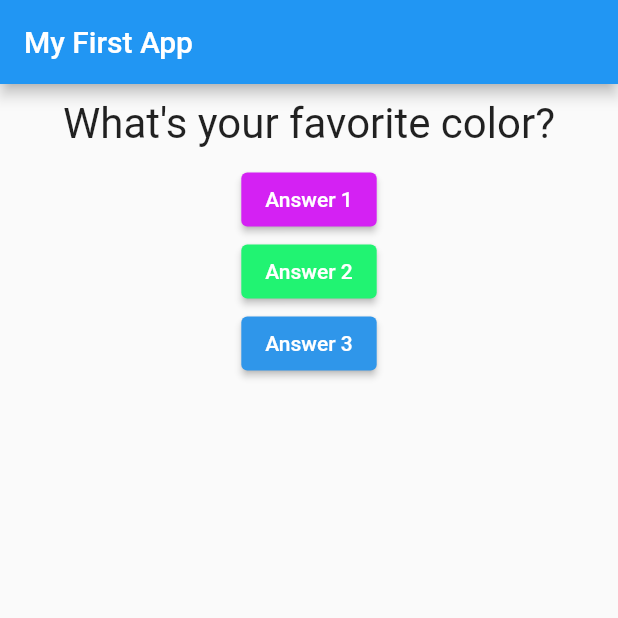
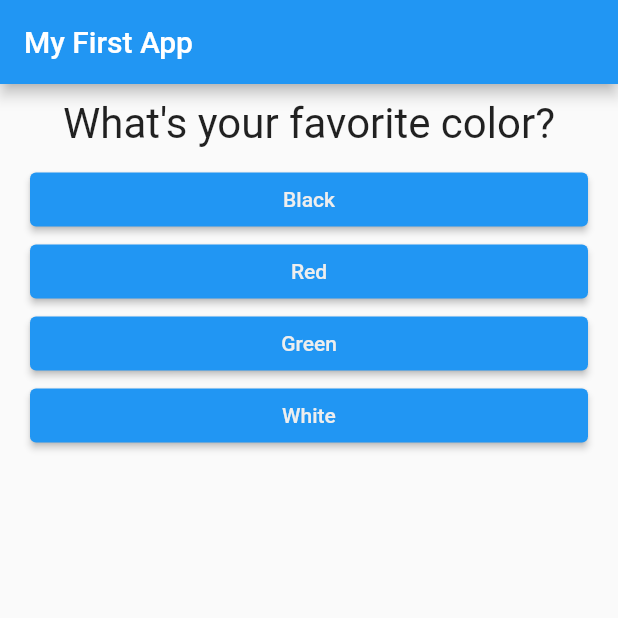
Before and after one commit to relandboyle/Academind-Flutter-Course, a Flutter app: the screen it shows after launch, on a phone screen of 412 x 824 dp, the top half of it. Run offline on Flutter 3.47's test engine with Material 2 defaults, Android fonts, the phone set to English and light mode, and no system bars.

Commit message:
Three questions with answers

```diff
--- /dev/null
+++ b/lib/answer.dart
@@ -0,0 +1,24 @@
+import 'package:flutter/material.dart';
+
+class Answer extends StatelessWidget {
+  final VoidCallback selectHandler;
+  final String answerText;
+
+  Answer(this.selectHandler, String this.answerText);
+
+  @override
+  Widget build(BuildContext context) {
+    return Container(
+      width: double.infinity,
+      margin: EdgeInsets.symmetric(horizontal: 20),
+      child: ElevatedButton(
+        style: ButtonStyle(
+          backgroundColor: MaterialStateProperty.all(Colors.blue),
+          foregroundColor: MaterialStateProperty.all(Colors.grey[200]),
+        ),
+        child: Text(answerText),
+        onPressed: selectHandler,
+      ),
+    );
+  }
+}
--- a/lib/main.dart
+++ b/lib/main.dart
@@ -1,6 +1,7 @@
 import 'package:flutter/material.dart';
 
 import './question.dart';
+import './answer.dart';
 
 void main() => runApp(MyApp());
 
@@ -14,7 +15,7 @@ class MyApp extends StatefulWidget {
 class _MyAppState extends State<MyApp> {
   var _questionIndex = 0;
 
-  void answerQuestion() {
+  void _answerQuestion() {
     setState(() {
       _questionIndex = _questionIndex + 1;
     });
@@ -24,8 +25,18 @@ class _MyAppState extends State<MyApp> {
   @override
   Widget build(BuildContext context) {
     var questions = [
-      'What\'s your favorite color?',
-      'What\'s your favorite animal?'
+      {
+        'questionText': 'What\'s your favorite color?',
+        'answers': ['Black', 'Red', 'Green', 'White'],
+      },
+      {
+        'questionText': 'What\'s your favorite animal?',
+        'answers': ['Rabbit', 'Snake', 'Elephant', 'Lion'],
+      },
+      {
+        'questionText': 'Who\'s your favorite instructor?',
+        'answers': ['Max', 'Max', 'Max', 'Max'],
+      }
     ];
     return MaterialApp(
       home: Scaffold(
@@ -35,32 +46,12 @@ class _MyAppState extends State<MyApp> {
         body: Column(
           children: [
             Question(
-              questions[_questionIndex],
+              questions[_questionIndex]['questionText'],
             ),
-            ElevatedButton(
-              style: ButtonStyle(
-                backgroundColor: MaterialStateProperty.all(
-                    Color.fromARGB(255, 212, 33, 243)),
-              ),
-              child: Text('Answer 1'),
-              onPressed: answerQuestion,
-            ),
-            ElevatedButton(
-              style: ButtonStyle(
-                backgroundColor: MaterialStateProperty.all(
-                    Color.fromARGB(255, 33, 243, 114)),
-              ),
-              child: Text('Answer 2'),
-              onPressed: answerQuestion,
-            ),
-            ElevatedButton(
-              style: ButtonStyle(
-                backgroundColor: MaterialStateProperty.all(
-                    Color.fromARGB(255, 47, 150, 234)),
-              ),
-              child: Text('Answer 3'),
-              onPressed: answerQuestion,
-            ),
+            ...(questions[_questionIndex]['answers'] as List<String>)
+                .map((answer) {
+              return Answer(_answerQuestion, answer);
+            }).toList()
           ],
         ),
       ),
```
